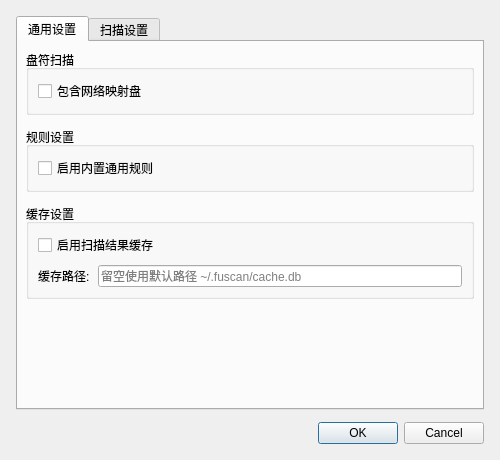
First picture: the form in src/fuscan/gui/settings_dialog.ui, repository gookeryoung/uniscan, before the edit.
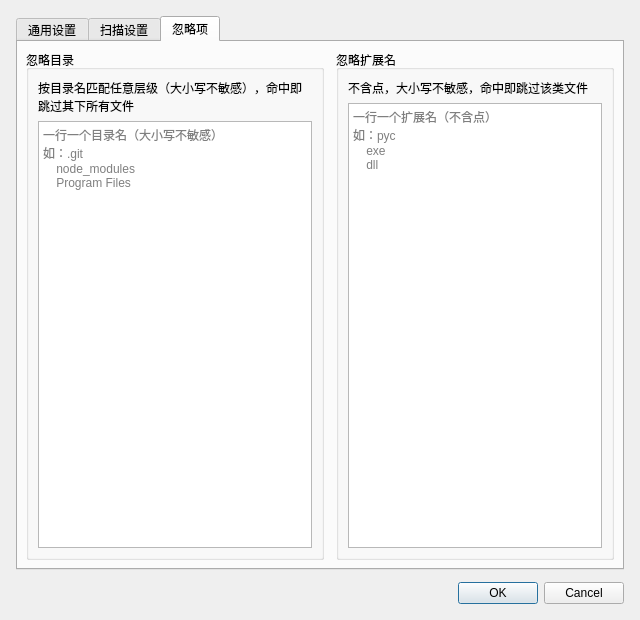
Second picture: the form after the edit. The open tabs and pages were chosen to show the change.

Commit message:
feat: 忽略项独立 Tab 并扩充默认忽略目录
设置对话框新增第三个 Tab「忽略项」，左右双栏大尺寸编辑器（minimumHeight=320）替代原「扫描设置」Tab 内被 QFormLayout 压缩到 2-3 行的编辑器，对话框 500×460→640×620，目录栏按 2:1 拉伸比分配宽度。Config.ignore_dirs 默认由 21 项扩至 55 项，新增 Cargo（.cargo/.rustup/target）、Visual Studio（.vs/packages/.nuget）、Windows 系统目录（Program Files/Windows/WinSxS/$Recycle.Bin）等含大量无关文件的目录，全盘扫描跳过这些目录可显著提速。新增 test_default_ignore_dirs 扩充断言与 test_ignore_page_tab_with_large_editors。门禁全通过：1485 passed，coverage 96.12%。

```diff
--- a/src/fuscan/gui/settings_dialog.ui
+++ b/src/fuscan/gui/settings_dialog.ui
@@ -6,14 +6,14 @@
    <rect>
     <x>0</x>
     <y>0</y>
-    <width>500</width>
-    <height>460</height>
+    <width>640</width>
+    <height>620</height>
    </rect>
   </property>
   <property name="minimumSize">
    <size>
-    <width>500</width>
-    <height>460</height>
+    <width>640</width>
+    <height>620</height>
    </size>
   </property>
   <property name="windowTitle">
@@ -318,65 +318,116 @@
         </widget>
        </item>
        <item>
-        <widget class="QGroupBox" name="ignore_group">
+        <spacer name="scan_page_spacer">
+         <property name="orientation">
+          <enum>Qt::Vertical</enum>
+         </property>
+         <property name="sizeHint" stdset="0">
+          <size>
+           <width>20</width>
+           <height>40</height>
+          </size>
+         </property>
+        </spacer>
+       </item>
+      </layout>
+     </widget>
+     <widget class="QWidget" name="ignore_page">
+      <attribute name="title">
+       <string>忽略项</string>
+      </attribute>
+      <layout class="QHBoxLayout" name="ignore_page_layout">
+       <property name="spacing">
+        <number>12</number>
+       </property>
+       <property name="leftMargin">
+        <number>8</number>
+       </property>
+       <property name="topMargin">
+        <number>8</number>
+       </property>
+       <property name="rightMargin">
+        <number>8</number>
+       </property>
+       <property name="bottomMargin">
+        <number>8</number>
+       </property>
+       <item>
+        <widget class="QGroupBox" name="ignore_dirs_group">
          <property name="title">
-          <string>忽略项</string>
+          <string>忽略目录</string>
          </property>
-         <layout class="QFormLayout" name="ignore_layout">
-          <property name="horizontalSpacing">
-           <number>8</number>
+         <layout class="QVBoxLayout" name="ignore_dirs_group_layout">
+          <property name="spacing">
+           <number>6</number>
           </property>
-          <property name="verticalSpacing">
-           <number>8</number>
-          </property>
-          <item row="0" column="0">
-           <widget class="QLabel" name="ignore_dirs_label">
+          <item>
+           <widget class="QLabel" name="ignore_dirs_hint_label">
             <property name="text">
-             <string>忽略目录:</string>
+             <string>按目录名匹配任意层级（大小写不敏感），命中即跳过其下所有文件</string>
+            </property>
+            <property name="wordWrap">
+             <bool>true</bool>
             </property>
            </widget>
           </item>
-          <item row="0" column="1">
+          <item>
            <widget class="QPlainTextEdit" name="ignore_dirs_edit">
+            <property name="minimumSize">
+             <size>
+              <width>0</width>
+              <height>320</height>
+             </size>
+            </property>
             <property name="placeholderText">
              <string>一行一个目录名（大小写不敏感）
 如：.git
-    node_modules</string>
+    node_modules
+    Program Files</string>
             </property>
            </widget>
           </item>
-          <item row="1" column="0">
-           <widget class="QLabel" name="ignore_extensions_label">
+         </layout>
+        </widget>
+       </item>
+       <item>
+        <widget class="QGroupBox" name="ignore_extensions_group">
+         <property name="title">
+          <string>忽略扩展名</string>
+         </property>
+         <layout class="QVBoxLayout" name="ignore_extensions_group_layout">
+          <property name="spacing">
+           <number>6</number>
+          </property>
+          <item>
+           <widget class="QLabel" name="ignore_extensions_hint_label">
             <property name="text">
-             <string>忽略扩展名:</string>
+             <string>不含点，大小写不敏感，命中即跳过该类文件</string>
+            </property>
+            <property name="wordWrap">
+             <bool>true</bool>
             </property>
            </widget>
           </item>
-          <item row="1" column="1">
+          <item>
            <widget class="QPlainTextEdit" name="ignore_extensions_edit">
+            <property name="minimumSize">
+             <size>
+              <width>0</width>
+              <height>320</height>
+             </size>
+            </property>
             <property name="placeholderText">
              <string>一行一个扩展名（不含点）
 如：pyc
-    exe</string>
+    exe
+    dll</string>
             </property>
            </widget>
           </item>
          </layout>
         </widget>
        </item>
-       <item>
-        <spacer name="scan_page_spacer">
-         <property name="orientation">
-          <enum>Qt::Vertical</enum>
-         </property>
-         <property name="sizeHint" stdset="0">
-          <size>
-           <width>20</width>
-           <height>40</height>
-          </size>
-         </property>
-        </spacer>
-       </item>
       </layout>
      </widget>
     </widget>
```
The commit also changes 7 other files.
